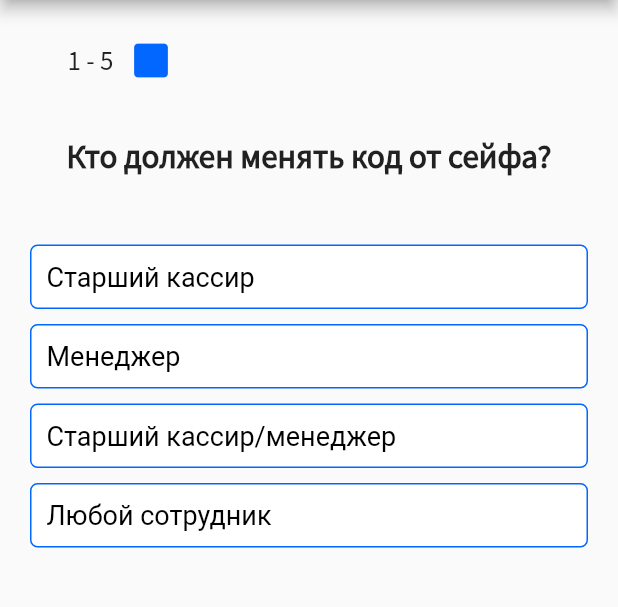
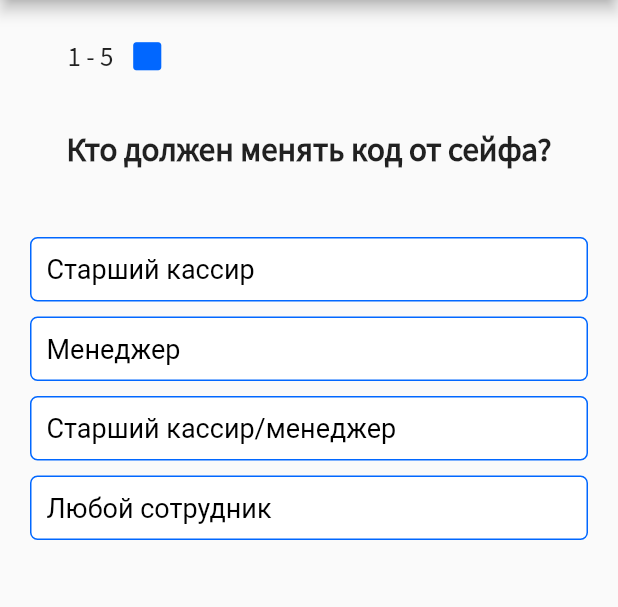
Before and after one commit to Nekori228/EmTest, a Flutter app: the quiz_five screen opened directly, after a tap on "1 раз в месяц", on a phone screen of 412 x 824 dp, the part 84-691 px from its top. Run offline on Flutter 3.47's test engine with Material 2 defaults, Android fonts, the phone set to English and light mode, and no system bars; our stand-ins replace cloud_firestore, dropdown_button2, easy_localization, email_validator, firebase_auth, firebase_core and 6 more; missing offline and left inert: enough_mail, images_picker, syncfusion_flutter_pdfviewer; accounts and stored records are empty; project files that could hold a hidden picture were left out.

```diff
--- a/lib/pages/history.dart
+++ b/lib/pages/history.dart
@@ -47,7 +47,7 @@ class history extends StatelessWidget {
               return Row(
                 children: [
                   Text(
-                    (index + 1).toString(),
+                    '0' + (index + 1).toString(),
                     style: TextStyle(color: Color(0xFFB5B5B5), fontFamily: 'SourceSansPro', fontSize: 20),
                   ),
                   Expanded(
@@ -57,7 +57,7 @@ class history extends StatelessWidget {
                         Container(
                           margin: EdgeInsets.fromLTRB(20, 20, 0, 10),
                           child: Text(
-                            jsonDecode(prefs.getString('listTestsResult'))[(index + 1).toString()]['name'] + 'w1dijqwlidj',
+                            jsonDecode(prefs.getString('listTestsResult'))[(index + 1).toString()]['name'],
                             softWrap: true,
                             style: TextStyle(color: Color(0xFF000000), fontFamily: 'SourceSansPro', fontSize: 21),
                           ),
--- a/lib/pages/office_page.dart
+++ b/lib/pages/office_page.dart
@@ -356,7 +356,7 @@ class _acc_photoState extends State<acc_photo> {
         decoration: BoxDecoration(
           color: Colors.white,
           image: DecorationImage(
-            image: prefs.getString('avatar') != null ? FileImage(File(prefs.getString('avatar'))) : AssetImage('assets/images/profile_photo.png') as ImageProvider,
+            image: prefs.getString('avatar') != null ? FileImage(File(prefs.getString('avatar'))) : AssetImage('assets/images/no_avatar.png') as ImageProvider,
             fit: BoxFit.cover,
           ),
         ),
--- a/lib/pages/test_page_five.dart
+++ b/lib/pages/test_page_five.dart
@@ -29,15 +29,12 @@ class _quiz_fiveState extends State<quiz_five> {
 
   void _onChangeAnswer(bool isCorrect) => setState(() {
         if (isCorrect) {
-          _icons.add(Icon(
-            Icons.square_rounded,
-            color: Color.fromRGBO(1, 103, 255, 1.0),
-            size: 30,
-          ));
+          _icons.add(Icon(Icons.square_rounded,
+              color: Color.fromRGBO(1, 103, 255, 1.0), size: 25));
           _countResult++;
         } else {
           _icons.add(Icon(Icons.crop_square_rounded,
-              color: Color.fromRGBO(1, 103, 255, 1.0)));
+              color: Color.fromRGBO(1, 103, 255, 1.0), size: 30));
         }
 
         _questionIndex += 1;
@@ -84,7 +81,7 @@ class _quiz_fiveState extends State<quiz_five> {
                   )
                 : result(
                     count: _countResult,
-                    name: LocaleKeys.Safety_standards_Safe_deposit.tr(),
+                    name: "Стандарты безопасности. Сейф",
                     total: data.questions.length,
                     onClearState: _clearstate,
                   )
--- a/lib/pages/test_page_one.dart
+++ b/lib/pages/test_page_one.dart
@@ -91,7 +91,7 @@ class _quiz_oneState extends State<quiz_one> {
                   )
                 : result(
                     count: _countResult,
-                    name: LocaleKeys.Cashiers_minimums.tr(),
+                    name: "Минимумы кассиров",
                     total: data.questions.length,
                     onClearState: _clearstate)
           ],
```
Also changed, not shown: lib/pages/test_page_four.dart (+4 -7 lines), lib/pages/test_page_six.dart (+4 -7 lines), lib/pages/test_page_three.dart (+4 -7 lines), lib/pages/test_page_two.dart (+4 -7 lines), assets/images/no_avatar.png (added), 1 other file.
